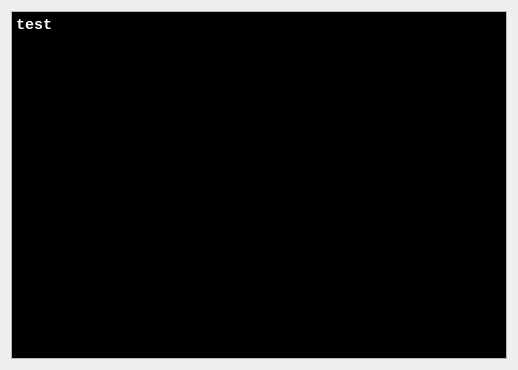
First picture: the form in src/dialogs/ExternalDisplay.ui, repository VladimirJanus/Motorola-M68XX-Microprocessor-Emulator, before the edit.
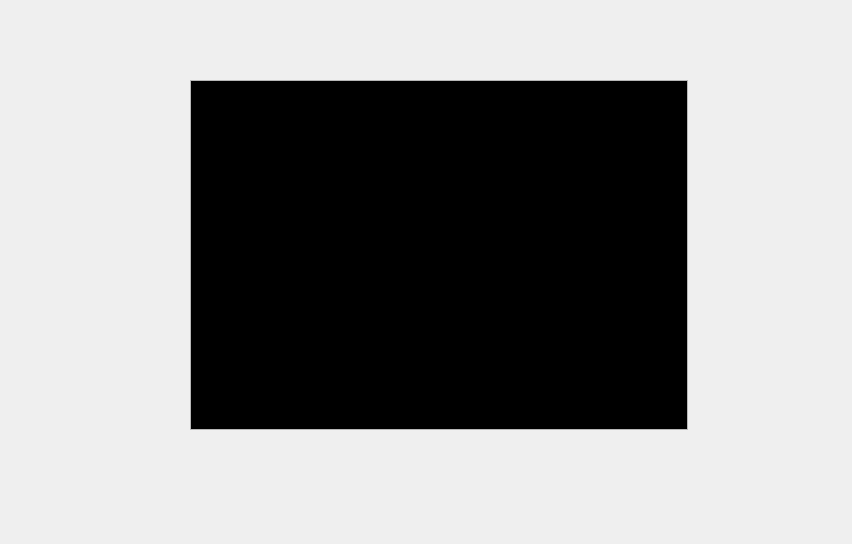
Second picture: the form after the edit.

Commit message: Allow external display resizing

```diff
--- a/src/dialogs/ExternalDisplay.ui
+++ b/src/dialogs/ExternalDisplay.ui
@@ -6,8 +6,8 @@
    <rect>
     <x>0</x>
     <y>0</y>
-    <width>518</width>
-    <height>370</height>
+    <width>852</width>
+    <height>544</height>
    </rect>
   </property>
   <property name="minimumSize">
@@ -16,30 +16,36 @@
     <height>370</height>
    </size>
   </property>
-  <property name="maximumSize">
-   <size>
-    <width>518</width>
-    <height>370</height>
-   </size>
-  </property>
   <property name="windowTitle">
    <string>Dialog</string>
   </property>
   <property name="accessibleName">
    <string/>
   </property>
-  <layout class="QGridLayout" name="layout">
-   <item row="0" column="0">
     <widget class="QPlainTextEdit" name="plainTextDisplay">
      <property name="enabled">
       <bool>true</bool>
      </property>
+   <property name="geometry">
+    <rect>
+     <x>190</x>
+     <y>80</y>
+     <width>498</width>
+     <height>350</height>
+    </rect>
+   </property>
      <property name="sizePolicy">
-      <sizepolicy hsizetype="Expanding" vsizetype="Expanding">
+    <sizepolicy hsizetype="Fixed" vsizetype="Fixed">
        <horstretch>0</horstretch>
        <verstretch>0</verstretch>
       </sizepolicy>
      </property>
+   <property name="minimumSize">
+    <size>
+     <width>498</width>
+     <height>350</height>
+    </size>
+   </property>
      <property name="palette">
       <palette>
        <active>
@@ -116,33 +122,15 @@
       <bool>true</bool>
      </property>
      <property name="plainText">
-      <string>test                                                      
-                                                      
-                                                      
-                                                      
-                                                      
-                                                      
-                                                      
-                                                      
-                                                      
-                                                      
-                                                      
-                                                      
-                                                      
-                                                      
-                                                      
-                                                      
-                                                      
-                                                      
-                                                      
-                                                       ,</string>
+    <string/>
      </property>
      <property name="textInteractionFlags">
       <set>Qt::TextInteractionFlag::NoTextInteraction</set>
      </property>
-    </widget>
-   </item>
-  </layout>
+   <property name="centerOnScroll">
+    <bool>false</bool>
+   </property>
+  </widget>
  </widget>
  <resources/>
  <connections/>
```
Lines whose indentation alone changed are shown as unchanged. The commit also changes 4 other files.
